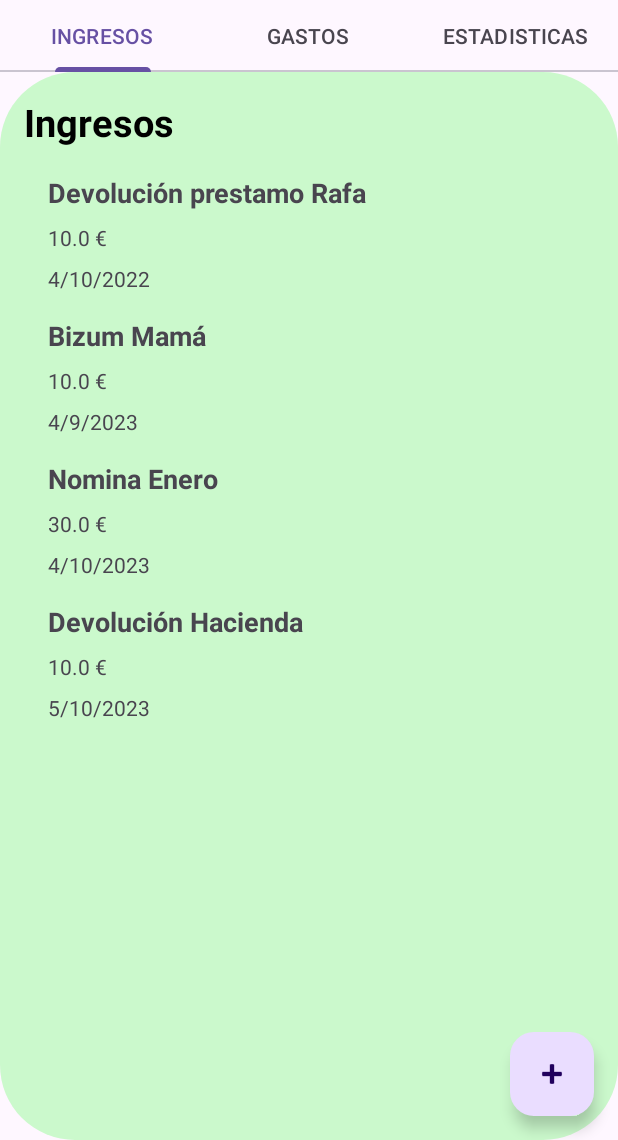
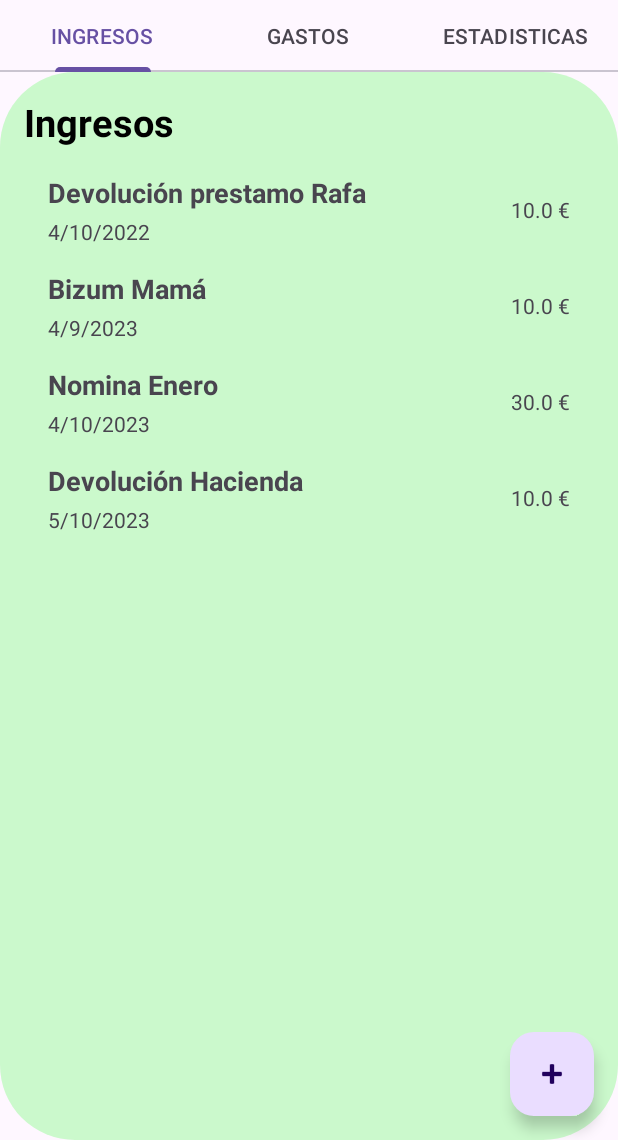
Before and after one commit to AlbertoLG01/BudgetBuddy5, an Android app built with Jetpack Compose: the screen it shows after launch (TabbedActivity), on a phone screen of 412 x 824 dp, the part 96-1236 px from its top. Run offline under Robolectric (Android 15) with nearby library versions, the phone set to English and light mode, and no system bars; our stand-ins replace navigation-ui.

Commit message:
Antes de base de datos

```diff
--- a/app/build.gradle.kts
+++ b/app/build.gradle.kts
@@ -71,6 +71,8 @@ dependencies {
     implementation(libs.androidx.material3)
 
     implementation (libs.android.holo.graph)
+    implementation(libs.androidx.room.runtime)
+    implementation(libs.pie.chart)
 
     testImplementation(libs.junit)
     androidTestImplementation(libs.androidx.junit)
--- a/app/src/main/java/com/example/budgetbuddy5/StatisticsFragment.kt
+++ b/app/src/main/java/com/example/budgetbuddy5/StatisticsFragment.kt
@@ -188,10 +188,6 @@ class StatisticsFragment : Fragment() {
                 imageView.setImageResource(categoryIcon)
             }
 
-            //Holo.Graph no tiene este listener
-//            slice.setOnClickListener{
-//                Snackbar.make(requireView(), "${slice.title}, ${categoryIcon}", Snackbar.LENGTH_SHORT).show()
-//            }
 
             // Agregar la vista personalizada al diseño de la leyenda
             legendLayout.addView(legendItem)
--- a/app/src/main/java/com/example/budgetbuddy5/TabbedActivity.kt
+++ b/app/src/main/java/com/example/budgetbuddy5/TabbedActivity.kt
@@ -36,7 +36,7 @@ class TabbedActivity : AppCompatActivity() {
         val fab: FloatingActionButton = binding.fab
 
 
-        // Agregar un listener para detectar cambios de página en el ViewPager
+        // Agregar un listener para detectar cambios de página en el ViewPager y poder ocultar los botones
         viewPager.addOnPageChangeListener(object : ViewPager.OnPageChangeListener {
 
             //Da error si no lo dejo
@@ -60,6 +60,7 @@ class TabbedActivity : AppCompatActivity() {
 
         })
 
+        //Listener del boton de añadir
         fab.setOnClickListener {
             val currentPage = viewPager.currentItem
 
--- a/app/src/main/java/com/example/budgetbuddy5/ui/main/PlaceholderFragment.kt
+++ b/app/src/main/java/com/example/budgetbuddy5/ui/main/PlaceholderFragment.kt
@@ -2,6 +2,7 @@ package com.example.budgetbuddy5.ui.main
 
 import IncomeFragment
 import android.os.Bundle
+import android.util.Log
 import android.view.LayoutInflater
 import android.view.View
 import android.view.ViewGroup
@@ -47,12 +48,13 @@ class PlaceholderFragment : Fragment() {
         @JvmStatic
         fun newInstance(sectionNumber: Int): Fragment {
 
-            var fragment: Fragment = IncomeFragment()
+            var fragment: Fragment
 
             when(sectionNumber){
                 1 -> fragment = IncomeFragment()
                 2 -> fragment = ExpenseFragment()
                 3 -> fragment = StatisticsFragment()
+                else -> fragment = IncomeFragment()
             }
 
             return fragment
--- a/app/src/main/java/com/example/budgetbuddy5/ui/main/SectionsPagerAdapter.kt
+++ b/app/src/main/java/com/example/budgetbuddy5/ui/main/SectionsPagerAdapter.kt
@@ -30,7 +30,7 @@ class SectionsPagerAdapter(private val context: Context, fm: FragmentManager) :
     }
 
     override fun getCount(): Int {
-        // Show 2 total pages.
+        // Show 3 total pages.
         return 3
     }
 }
--- a/app/src/main/res/layout/income_item.xml
+++ b/app/src/main/res/layout/income_item.xml
@@ -1,36 +1,47 @@
-<?xml version="1.0" encoding="utf-8"?>
 <LinearLayout
     xmlns:android="http://schemas.android.com/apk/res/android"
+    xmlns:tools="http://schemas.android.com/tools"
     android:layout_width="match_parent"
     android:layout_height="wrap_content"
-    android:orientation="vertical">
+    android:orientation="horizontal">
 
-    <TextView
-        android:id="@+id/titleItemInTextView"
-        android:layout_width="wrap_content"
+    <LinearLayout
+        android:layout_width="0dp"
         android:layout_height="wrap_content"
-        android:textSize="18sp"
-        android:textStyle="bold"
+        android:layout_weight="1"
+        android:orientation="vertical"
         android:layout_marginStart="16dp"
-        android:layout_marginTop="8dp"
-        android:layout_marginEnd="16dp"
-        android:layout_marginBottom="8dp"/>
+        android:layout_marginEnd="16dp">
+
+        <TextView
+            android:id="@+id/titleItemInTextView"
+            android:layout_width="wrap_content"
+            android:layout_height="wrap_content"
+            android:textSize="18sp"
+            android:textStyle="bold"
+            android:layout_marginTop="8dp"
+            android:layout_marginBottom="4dp"
+            android:maxLines="3"
+            tools:text="Titulo"/>
+
+        <TextView
+            android:id="@+id/dateItemInTextView"
+            android:layout_width="wrap_content"
+            android:layout_height="wrap_content"
+            android:textSize="14sp"
+            android:layout_marginBottom="8dp"
+            tools:text="05/04/23"/>
+
+    </LinearLayout>
 
     <TextView
         android:id="@+id/amountItemInTextView"
         android:layout_width="wrap_content"
         android:layout_height="wrap_content"
-        android:textSize="14sp"
+        android:layout_gravity="end|center_vertical"
         android:layout_marginStart="16dp"
         android:layout_marginEnd="16dp"
-        android:layout_marginBottom="8dp"/>
+        android:textSize="14sp"
+        tools:text="72.50€" />
 
-    <TextView
-        android:id="@+id/dateItemInTextView"
-        android:layout_width="wrap_content"
-        android:layout_height="wrap_content"
-        android:textSize="14sp"
-        android:layout_marginStart="16dp"
-        android:layout_marginEnd="16dp"
-        android:layout_marginBottom="8dp"/>
 </LinearLayout>
--- a/gradle/libs.versions.toml
+++ b/gradle/libs.versions.toml
@@ -18,6 +18,8 @@ fragmentKtx = "1.6.2"
 lifecycleRuntimeKtx = "2.7.0"
 activityCompose = "1.8.2"
 composeBom = "2023.08.00"
+pieChart = "0.7.0"
+roomRuntime = "2.6.1"
 
 [libraries]
 android-holo-graph = { module = "org.quanqi:android-holo-graph", version.ref = "androidHoloGraph" }
@@ -44,6 +46,8 @@ androidx-ui-tooling-preview = { group = "androidx.compose.ui", name = "ui-toolin
 androidx-ui-test-manifest = { group = "androidx.compose.ui", name = "ui-test-manifest" }
 androidx-ui-test-junit4 = { group = "androidx.compose.ui", name = "ui-test-junit4" }
 androidx-material3 = { group = "androidx.compose.material3", name = "material3" }
+androidx-room-runtime = { group = "androidx.room", name = "room-runtime", version.ref = "roomRuntime" }
+pie-chart = { module = "ir.mahozad.android:pie-chart", version.ref = "pieChart" }
 
 [plugins]
 androidApplication = { id = "com.android.application", version.ref = "agp" }
```
Also changed, not shown: app/src/main/res/layout/expense_item.xml (+31 -20 lines).
